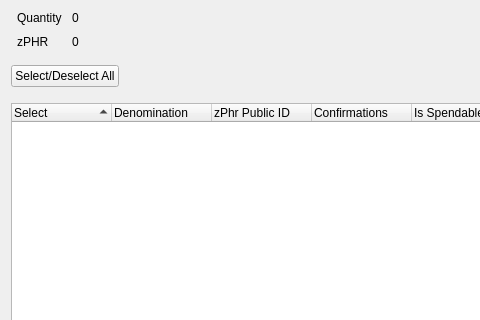
22388o/CryptoDEX, file src/qt/forms/zphrcontroldialog.ui: the form before one commit; both pictures show x 0 to 480 and y 0 to 320 of the 681 by 450 pixel window.
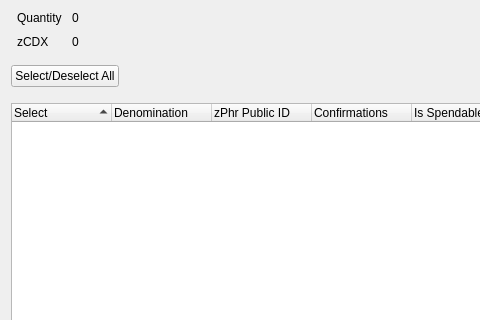
The form after the commit.

```diff
--- a/src/qt/forms/zphrcontroldialog.ui
+++ b/src/qt/forms/zphrcontroldialog.ui
@@ -59,7 +59,7 @@
        <item row="1" column="0">
         <widget class="QLabel" name="labelZPhr">
          <property name="text">
-          <string>zPHR</string>
+          <string>zCDX</string>
          </property>
         </widget>
        </item>
```
